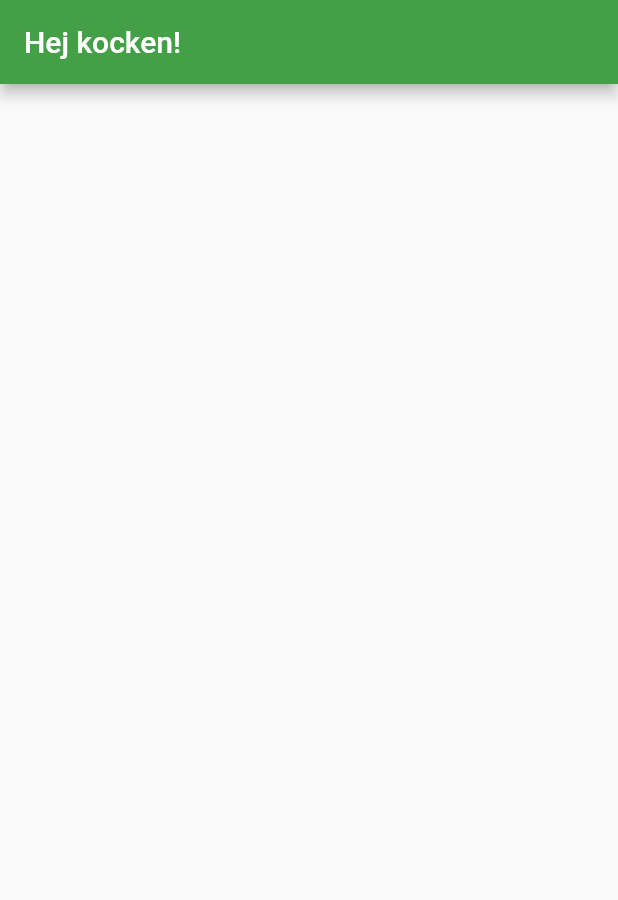
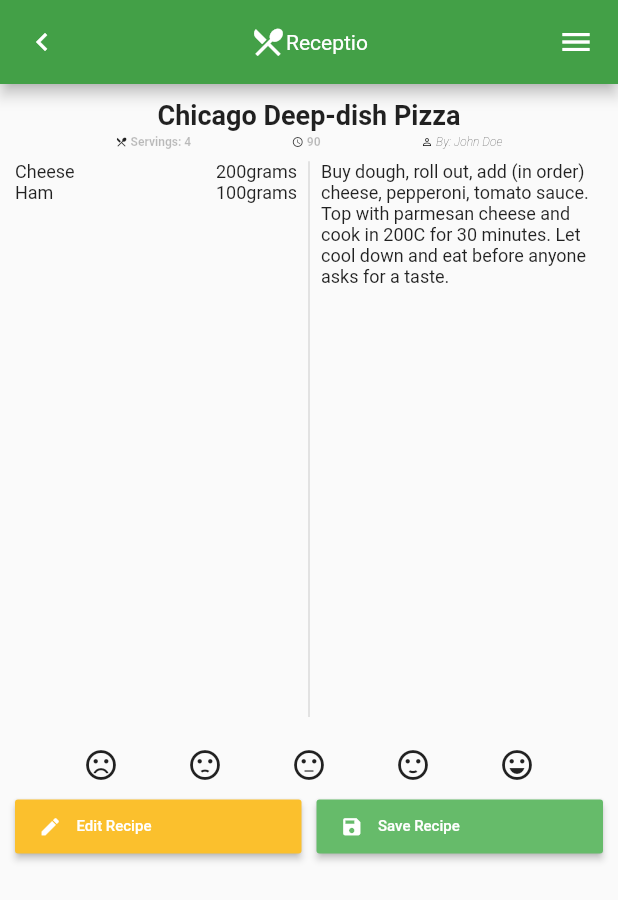
Before and after one commit to ohrling/receptio_mobile, a Flutter app: the screen it shows after launch, on a phone screen of 412 x 824 dp. Shown: the top 900 px of the screen. Run offline on Flutter 3.47's test engine with Material 2 defaults, Android fonts, the phone set to English and light mode, and no system bars; our stand-ins replace bloc, dartz, data_connection_checker, equatable, flutter_bloc, get_it and 1 more; missing offline and left inert: better_uuid.

Commit message:
First ui for viewing recipe is ready
- Closes #5
- Ends Spring #1

```diff
--- a/lib/features/getrecipe/presentation/pages/recipe_page.dart
+++ b/lib/features/getrecipe/presentation/pages/recipe_page.dart
@@ -1,11 +1,112 @@
+import 'package:better_uuid/uuid.dart';
 import 'package:flutter/material.dart';
+import 'package:flutter/rendering.dart';
+import 'package:flutter_bloc/flutter_bloc.dart';
+import 'package:receptio_mobile/features/getrecipe/domain/entities/recipe.dart';
+import 'package:receptio_mobile/features/getrecipe/presentation/bloc/bloc.dart';
+import 'package:receptio_mobile/features/getrecipe/presentation/widgets/widgets.dart';
+
+import '../../../../injection_container.dart';
 
 class RecipePage extends StatelessWidget {
   @override
   Widget build(BuildContext context) {
     return Scaffold(
       appBar: AppBar(
-        title: Text('Hej kocken!'),
+        title: Row(
+          mainAxisAlignment: MainAxisAlignment.spaceBetween,
+          children: [
+            Icon(Icons.keyboard_arrow_left),
+            Row(
+              children: <Widget>[
+                Icon(
+                  Icons.restaurant_menu,
+                ),
+                Text(
+                  'Receptio',
+                ),
+              ],
+            ),
+            Icon(Icons.menu),
+          ],
+        ),
+        textTheme: TextTheme(title: TextStyle(color: Colors.white)),
+      ),
+      body: buildBody(context),
+    );
+  }
+
+  BlocProvider<RecipeBloc> buildBody(BuildContext context) {
+    return BlocProvider(
+      builder: (_) => sl<RecipeBloc>(),
+      child: Center(
+        child: Padding(
+          padding: const EdgeInsets.all(10.0),
+          child: Column(
+            children: <Widget>[
+              // Top half
+              BlocBuilder<RecipeBloc, RecipeState>(
+                builder: (context, state) {
+                  if (state is Empty) {
+                    // This is what should be displayed:
+                    /*return MessageDisplay(
+                      message: 'Hämta recept!',
+                    );*/
+                    return RecipeDisplay(
+                      recipe: Recipe(
+                        id: Uuid('d290f1ee-6c54-4b01-90e6-d701748f0851'),
+                        name: 'Chicago Deep-dish Pizza',
+                        description:
+                            'Classic chicago deep dish pizza with lots of pepperoni!',
+                        cookingTime: 90,
+                        servings: 4,
+                        instructions:
+                            'Buy dough, roll out, add (in order) cheese, pepperoni, tomato sauce. Top with parmesan cheese and cook in 200C for 30 minutes. Let cool down and eat before anyone asks for a taste.',
+                        ingredients: [
+                          {
+                            "id": "766c510a-4218-4686-86d2-259b8e172ebb",
+                            "name": "Cheese",
+                            "measurementType": "grams",
+                            "image": "/",
+                            "amount": 200
+                          },
+                          {
+                            "id": "766c510a-4218-4686-86d2-259b8e172eba",
+                            "name": "Ham",
+                            "measurementType": "grams",
+                            "image": "/",
+                            "amount": 100
+                          }
+                        ],
+                        image: '/images/pizza.jpg',
+                        source: 'John Doe',
+                      ),
+                    );
+                  } else if (state is Loading) {
+                    return LoadingDisplay();
+                  } else if (state is Loaded) {
+                    return RecipeDisplay(
+                      recipe: state.recipe,
+                    );
+                  } else if (state is Error) {
+                    return MessageDisplay(
+                      message: state.errorMessage,
+                    );
+                  } else {
+                    return MessageDisplay(
+                      message: '',
+                    );
+                  }
+                },
+              ),
+              SizedBox(
+                height: 20,
+              ),
+              // Bottom half
+              RecipeControlsWidget()
+            ],
+          ),
+        ),
       ),
     );
   }
--- /dev/null
+++ b/lib/features/getrecipe/presentation/widgets/loading_display.dart
@@ -0,0 +1,17 @@
+import 'package:flutter/material.dart';
+
+class LoadingDisplay extends StatelessWidget {
+  const LoadingDisplay({
+    Key key,
+  }) : super(key: key);
+
+  @override
+  Widget build(BuildContext context) {
+    return Container(
+      height: MediaQuery.of(context).size.height / 3,
+      child: Center(
+        child: CircularProgressIndicator(),
+      ),
+    );
+  }
+}
--- /dev/null
+++ b/lib/features/getrecipe/presentation/widgets/message_display.dart
@@ -0,0 +1,26 @@
+import 'package:flutter/material.dart';
+
+class MessageDisplay extends StatelessWidget {
+  final String message;
+
+  const MessageDisplay({
+    Key key,
+    @required this.message,
+  }) : super(key: key);
+
+  @override
+  Widget build(BuildContext context) {
+    return Container(
+      height: MediaQuery.of(context).size.height / 3,
+      child: Center(
+        child: SingleChildScrollView(
+          child: Text(
+            message,
+            style: TextStyle(fontSize: 25),
+            textAlign: TextAlign.center,
+          ),
+        ),
+      ),
+    );
+  }
+}
--- /dev/null
+++ b/lib/features/getrecipe/presentation/widgets/recipe_controls_widget.dart
@@ -0,0 +1,84 @@
+import 'package:flutter/material.dart';
+
+class RecipeControlsWidget extends StatelessWidget {
+  const RecipeControlsWidget({
+    Key key,
+  }) : super(key: key);
+
+  @override
+  Widget build(BuildContext context) {
+    return Column(
+      children: <Widget>[
+        // TextField
+        Row(
+          mainAxisAlignment: MainAxisAlignment.spaceEvenly,
+          children: <Widget>[
+            Icon(Icons.sentiment_very_dissatisfied),
+            Icon(Icons.sentiment_dissatisfied),
+            Icon(Icons.sentiment_neutral),
+            Icon(Icons.sentiment_satisfied),
+            Icon(Icons.sentiment_very_satisfied),
+          ],
+        ),
+        SizedBox(
+          height: 5,
+        ),
+        Row(
+          children: <Widget>[
+            Expanded(
+              child: RaisedButton(
+                color: Colors.yellow.shade700,
+                textColor: Colors.white,
+                child: Row(
+                  children: <Widget>[
+                    Icon(
+                      Icons.edit,
+                      size: 15,
+                    ),
+                    SizedBox(
+                      width: 10,
+                    ),
+                    Text(
+                      'Edit Recipe',
+                      style: TextStyle(
+                        fontSize: 10,
+                      ),
+                    ),
+                  ],
+                ),
+                onPressed: () {},
+              ),
+            ),
+            SizedBox(
+              width: 10,
+            ),
+            Expanded(
+              child: RaisedButton(
+                color: Colors.green.shade400,
+                textColor: Colors.white,
+                child: Row(
+                  children: <Widget>[
+                    Icon(
+                      Icons.save,
+                      size: 15,
+                    ),
+                    SizedBox(
+                      width: 10,
+                    ),
+                    Text(
+                      'Save Recipe',
+                      style: TextStyle(
+                        fontSize: 10,
+                      ),
+                    ),
+                  ],
+                ),
+                onPressed: () {},
+              ),
+            ),
+          ],
+        ),
+      ],
+    );
+  }
+}
--- /dev/null
+++ b/lib/features/getrecipe/presentation/widgets/recipe_display.dart
@@ -0,0 +1,150 @@
+import 'package:flutter/material.dart';
+import 'package:receptio_mobile/features/getrecipe/domain/entities/recipe.dart';
+
+class RecipeDisplay extends StatelessWidget {
+  final Recipe recipe;
+
+  const RecipeDisplay({
+    Key key,
+    @required this.recipe,
+  }) : super(key: key);
+
+  @override
+  Widget build(BuildContext context) {
+    return Container(
+      height: MediaQuery.of(context).size.height / 2,
+      child: Column(
+        children: <Widget>[
+          Text(
+            recipe.name,
+            style: TextStyle(
+              fontSize: 18,
+              fontWeight: FontWeight.bold,
+            ),
+          ),
+          Padding(
+            padding: const EdgeInsets.only(top: 3.0, bottom: 0.5),
+            child: Row(
+              mainAxisAlignment: MainAxisAlignment.spaceEvenly,
+              children: <Widget>[
+                Row(
+                  children: <Widget>[
+                    Icon(
+                      Icons.restaurant_menu,
+                      size: 8,
+                    ),
+                    SizedBox(
+                      width: 2,
+                    ),
+                    Text(
+                      'Servings: ' + recipe.servings.toString(),
+                      style: TextStyle(
+                        fontSize: 8,
+                        fontWeight: FontWeight.w600,
+                        color: Colors.black26,
+                      ),
+                    ),
+                  ],
+                ),
+                Row(
+                  children: <Widget>[
+                    Icon(
+                      Icons.access_time,
+                      size: 8,
+                    ),
+                    SizedBox(
+                      width: 2,
+                    ),
+                    Text(
+                      recipe.cookingTime.toString(),
+                      style: TextStyle(
+                        fontSize: 8,
+                        fontWeight: FontWeight.w600,
+                        color: Colors.black26,
+                      ),
+                    ),
+                  ],
+                ),
+                Row(
+                  children: <Widget>[
+                    Icon(
+                      Icons.perm_identity,
+                      size: 8,
+                    ),
+                    SizedBox(
+                      width: 2,
+                    ),
+                    Text(
+                      'By: ' + recipe.source,
+                      style: TextStyle(
+                        fontSize: 8,
+                        fontWeight: FontWeight.w100,
+                        fontStyle: FontStyle.italic,
+                      ),
+                    ),
+                  ],
+                ),
+              ],
+            ),
+          ),
+          Expanded(
+            child: Row(
+              crossAxisAlignment: CrossAxisAlignment.start,
+              children: <Widget>[
+                Expanded(
+                  child: Container(
+                    padding: EdgeInsets.only(top: 8),
+                    child: ListView(
+                      children: _ingredientsTexts(recipe.ingredients),
+                    ),
+                  ),
+                ),
+                Padding(
+                  padding: const EdgeInsets.only(top: 8.0),
+                  child: VerticalDivider(
+                    thickness: 0.5,
+                    color: Colors.black26,
+                  ),
+                ),
+                Expanded(
+                  child: SingleChildScrollView(
+                    padding: EdgeInsets.only(top: 8),
+                    child: Text(
+                      recipe.instructions,
+                      style: TextStyle(fontSize: 12),
+                      textAlign: TextAlign.left,
+                    ),
+                  ),
+                ),
+              ],
+            ),
+          ),
+        ],
+      ),
+    );
+  }
+
+  List<Row> _ingredientsTexts(List<dynamic> ingredients) {
+    List<Row> ingredientText = [];
+    for (var ingredient in ingredients) {
+      ingredientText.add(
+        Row(
+          mainAxisAlignment: MainAxisAlignment.spaceBetween,
+          children: [
+            Text(
+              ingredient['name'],
+              style: TextStyle(fontSize: 12),
+              textAlign: TextAlign.right,
+            ),
+            Text(
+              ingredient['amount'].toString() + ingredient['measurementType'],
+              style: TextStyle(fontSize: 12),
+              textAlign: TextAlign.right,
+            ),
+          ],
+        ),
+      );
+    }
+    return ingredientText;
+  }
+}
--- /dev/null
+++ b/lib/features/getrecipe/presentation/widgets/widgets.dart
@@ -0,0 +1,4 @@
+export 'loading_display.dart';
+export 'message_display.dart';
+export 'recipe_controls_widget.dart';
+export 'recipe_display.dart';
--- a/lib/main.dart
+++ b/lib/main.dart
@@ -4,6 +4,7 @@ import 'package:receptio_mobile/features/getrecipe/presentation/pages/recipe_pag
 import 'injection_container.dart' as di;
 
 void main() async {
+  WidgetsFlutterBinding.ensureInitialized();
   await di.init(); // Makes the ui wait for the dependencies to be injected
   runApp(MyApp());
 }
@@ -12,7 +13,7 @@ class MyApp extends StatelessWidget {
   @override
   Widget build(BuildContext context) {
     return MaterialApp(
-      title: 'Recept',
+      title: 'Receptio',
       theme: ThemeData(
         primaryColor: Colors.green.shade600,
         accentColor: Colors.green.shade400,
```
Also changed, not shown: 53 other files.
